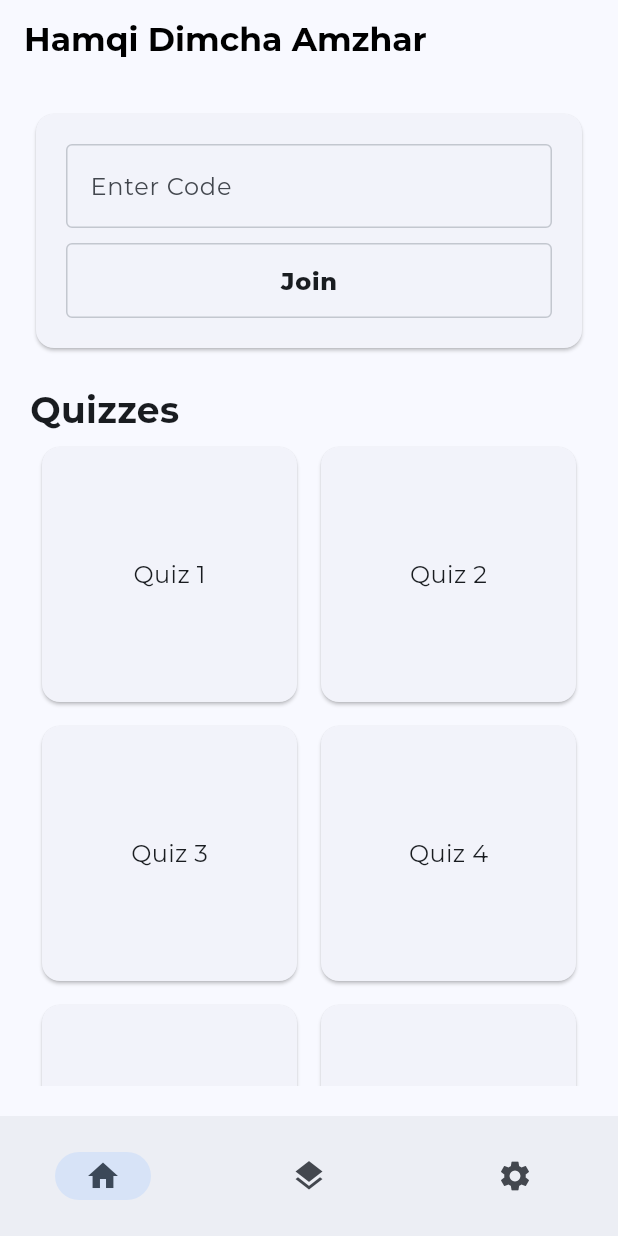
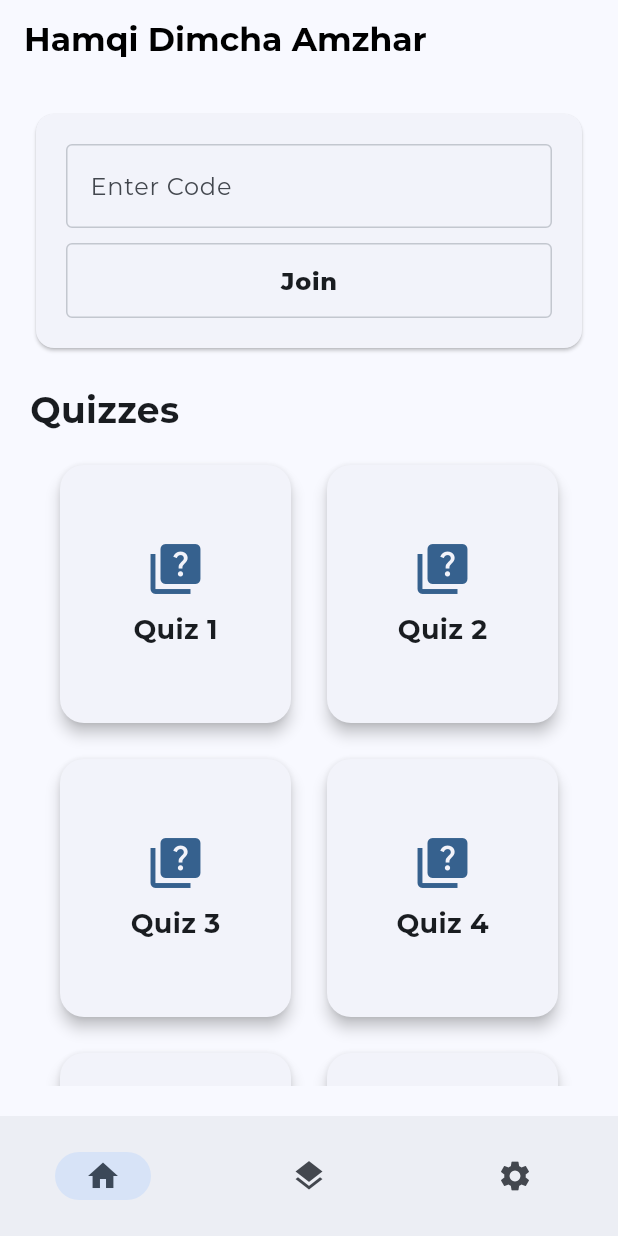
Before and after one commit to integer-class/cheatshield, a Flutter app: the HomeScreen screen opened by its route, on a phone screen of 412 x 824 dp. Run offline on Flutter 3.47's test engine with Material 3 defaults, Android fonts, the phone set to English and light mode, and no system bars; our stand-ins replace go_router, google_fonts.

Commit message:
feat: slicing quiz

```diff
--- a/cheatshield-mobile/cheatshield/lib/components/body/home/home_quizzes.dart
+++ b/cheatshield-mobile/cheatshield/lib/components/body/home/home_quizzes.dart
@@ -1,4 +1,5 @@
 import 'package:flutter/material.dart';
+import 'package:go_router/go_router.dart';
 
 class HomeQuizzes extends StatelessWidget {
   const HomeQuizzes({super.key});
@@ -6,18 +7,42 @@ class HomeQuizzes extends StatelessWidget {
   @override
   Widget build(BuildContext context) {
     return GridView.builder(
+      padding: const EdgeInsets.all(16.0),
       gridDelegate: const SliverGridDelegateWithFixedCrossAxisCount(
         crossAxisCount: 2, // 2 kolom di setiap baris
-        childAspectRatio: 1,
+        childAspectRatio: 0.9, // Menurunkan aspect ratio agar lebih tinggi
+        crossAxisSpacing: 16.0,
+        mainAxisSpacing: 16.0,
       ),
       itemCount: 6, // Ubah sesuai kebutuhan
       itemBuilder: (context, index) {
-        return Card(
-          margin: const EdgeInsets.all(8.0),
-          child: Center(
-            child: Text(
-              'Quiz ${index + 1}',
-              style: const TextStyle(fontSize: 16),
+        return GestureDetector(
+          onTap: () => context.go('/quiz'), // Arahkan ke halaman quiz
+          child: Card(
+            shape: RoundedRectangleBorder(
+              borderRadius: BorderRadius.circular(16.0),
+            ),
+            elevation: 4,
+            child: Padding(
+              padding: const EdgeInsets.all(16.0),
+              child: Column(
+                mainAxisAlignment: MainAxisAlignment.center,
+                children: [
+                  Icon(
+                    Icons.quiz,
+                    size: 40,
+                    color: Theme.of(context).primaryColor,
+                  ),
+                  const SizedBox(height: 8),
+                  Text(
+                    'Quiz ${index + 1}',
+                    style: const TextStyle(
+                      fontSize: 18,
+                      fontWeight: FontWeight.bold,
+                    ),
+                  ),
+                ],
+              ),
             ),
           ),
         );
--- a/cheatshield-mobile/cheatshield/lib/main.dart
+++ b/cheatshield-mobile/cheatshield/lib/main.dart
@@ -1,5 +1,6 @@
 import 'package:cheatshield/screens/home_screen.dart';
 import 'package:cheatshield/screens/login_screen.dart';
+import 'package:cheatshield/screens/quiz_screen.dart';
 import 'package:flutter/material.dart';
 import 'package:google_fonts/google_fonts.dart';
 
@@ -10,6 +11,7 @@ final _router = GoRouter(
   routes: [
     GoRoute(path: '/', builder: (context, state) => const LoginScreen()),
     GoRoute(path: '/home', builder: (context, state) => const HomeScreen()),
+    GoRoute(path: '/quiz', builder: (context, state) => const QuizScreen()),
   ],
 );
 
```
Also changed, not shown: cheatshield-mobile/cheatshield/lib/components/body/quiz/quiz_answer.dart (added, +34 -0 lines), cheatshield-mobile/cheatshield/lib/components/body/quiz/quiz_component.dart (added, +28 -0 lines), cheatshield-mobile/cheatshield/lib/components/body/quiz/quiz_number.dart (added, +21 -0 lines), cheatshield-mobile/cheatshield/lib/components/body/quiz/quiz_question.dart (added, +26 -0 lines), cheatshield-mobile/cheatshield/lib/screens/quiz_screen.dart (added, +13 -0 lines).
